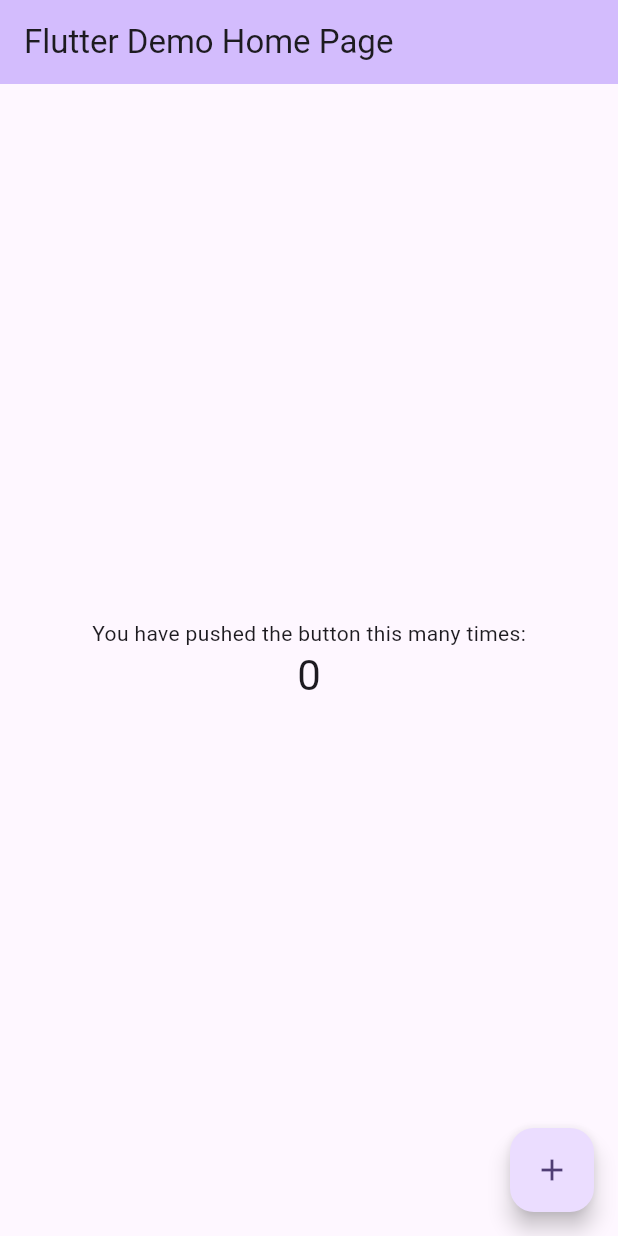
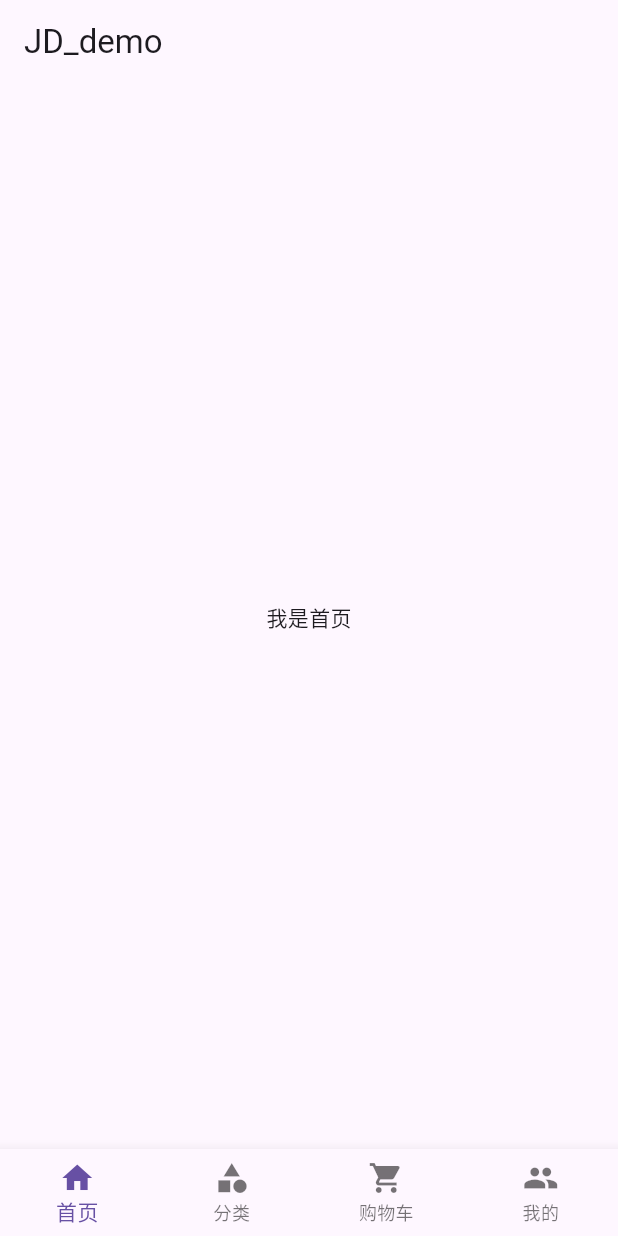
Before and after one commit to ForwardLonly/flutter_fangJD_demo, a Flutter app: the screen it shows after launch, on a phone screen of 412 x 824 dp. Run offline on Flutter 3.47's test engine with Material 3 defaults, Android fonts, the phone set to English and light mode, and no system bars.

Commit message:
[commit] 添加tab的设置 [versino] 0.1.0

```diff
--- /dev/null
+++ b/fangjd/lib/Pages/Home.dart
@@ -0,0 +1,17 @@
+import 'package:flutter/material.dart';
+
+class HomePage extends StatefulWidget {
+  const HomePage({super.key});
+
+  @override
+  State<HomePage> createState() => _HomePageState();
+}
+
+class _HomePageState extends State<HomePage> {
+  @override
+  Widget build(BuildContext context) {
+    return Center(
+      child: Text("我是首页"),
+    );
+  }
+}
--- /dev/null
+++ b/fangjd/lib/Pages/Tabs.dart
@@ -0,0 +1,47 @@
+import 'package:flutter/material.dart';
+import 'package:fangjd/Pages/Home.dart';
+import 'package:fangjd/Pages/Category.dart';
+import 'package:fangjd/Pages/Shop.dart';
+import 'package:fangjd/Pages/My.dart';
+
+class Tabs extends StatefulWidget {
+  const Tabs({super.key});
+
+  @override
+  State<Tabs> createState() => _TabsState();
+}
+
+class _TabsState extends State<Tabs> {
+  int _currentIndex = 0;
+  final List _pageList = [
+    HomePage(),
+    CategoryPage(),
+    ShopPage(),
+    MyPage()
+  ];
+
+  @override
+  Widget build(BuildContext context) {
+    return Scaffold(
+        appBar: AppBar(
+          title: Text("JD_demo"),
+        ),
+        body: _pageList[_currentIndex],
+        bottomNavigationBar: BottomNavigationBar(
+          currentIndex: _currentIndex,
+          onTap: (value) {
+            setState(() {
+              _currentIndex = value;
+            });
+          },
+          // 如果items的数量超过三个的话，就需要设置这个属性，否者显示不出来
+          type: BottomNavigationBarType.fixed,
+          items: [
+            BottomNavigationBarItem(icon: Icon( Icons.home), label: "首页"),
+            BottomNavigationBarItem(icon: Icon( Icons.category), label: "分类"),
+            BottomNavigationBarItem(icon: Icon( Icons.shopping_cart), label: "购物车"),
+            BottomNavigationBarItem(icon: Icon( Icons.people), label: "我的")
+          ]),
+     );
+  }
+}
--- a/fangjd/lib/main.dart
+++ b/fangjd/lib/main.dart
@@ -1,125 +1,22 @@
 import 'package:flutter/material.dart';
+import 'package:fangjd/Pages/Tabs.dart';
 
 void main() {
   runApp(const MyApp());
 }
 
-class MyApp extends StatelessWidget {
+class MyApp extends StatefulWidget {
   const MyApp({super.key});
 
-  // This widget is the root of your application.
+  @override
+  State<MyApp> createState() => _MyAppState();
+}
+
+class _MyAppState extends State<MyApp> {
   @override
   Widget build(BuildContext context) {
     return MaterialApp(
-      title: 'Flutter Demo',
-      theme: ThemeData(
-        // This is the theme of your application.
-        //
-        // TRY THIS: Try running your application with "flutter run". You'll see
-        // the application has a purple toolbar. Then, without quitting the app,
-        // try changing the seedColor in the colorScheme below to Colors.green
-        // and then invoke "hot reload" (save your changes or press the "hot
-        // reload" button in a Flutter-supported IDE, or press "r" if you used
-        // the command line to start the app).
-        //
-        // Notice that the counter didn't reset back to zero; the application
-        // state is not lost during the reload. To reset the state, use hot
-        // restart instead.
-        //
-        // This works for code too, not just values: Most code changes can be
-        // tested with just a hot reload.
-        colorScheme: ColorScheme.fromSeed(seedColor: Colors.deepPurple),
-        useMaterial3: true,
-      ),
-      home: const MyHomePage(title: 'Flutter Demo Home Page'),
+      home: Tabs()
     );
   }
 }
-
-class MyHomePage extends StatefulWidget {
-  const MyHomePage({super.key, required this.title});
-
-  // This widget is the home page of your application. It is stateful, meaning
-  // that it has a State object (defined below) that contains fields that affect
-  // how it looks.
-
-  // This class is the configuration for the state. It holds the values (in this
-  // case the title) provided by the parent (in this case the App widget) and
-  // used by the build method of the State. Fields in a Widget subclass are
-  // always marked "final".
-
-  final String title;
-
-  @override
-  State<MyHomePage> createState() => _MyHomePageState();
-}
-
-class _MyHomePageState extends State<MyHomePage> {
-  int _counter = 0;
-
-  void _incrementCounter() {
-    setState(() {
-      // This call to setState tells the Flutter framework that something has
-      // changed in this State, which causes it to rerun the build method below
-      // so that the display can reflect the updated values. If we changed
-      // _counter without calling setState(), then the build method would not be
-      // called again, and so nothing would appear to happen.
-      _counter++;
-    });
-  }
-
-  @override
-  Widget build(BuildContext context) {
-    // This method is rerun every time setState is called, for instance as done
-    // by the _incrementCounter method above.
-    //
-    // The Flutter framework has been optimized to make rerunning build methods
-    // fast, so that you can just rebuild anything that needs updating rather
-    // than having to individually change instances of widgets.
-    return Scaffold(
-      appBar: AppBar(
-        // TRY THIS: Try changing the color here to a specific color (to
-        // Colors.amber, perhaps?) and trigger a hot reload to see the AppBar
-        // change color while the other colors stay the same.
-        backgroundColor: Theme.of(context).colorScheme.inversePrimary,
-        // Here we take the value from the MyHomePage object that was created by
-        // the App.build method, and use it to set our appbar title.
-        title: Text(widget.title),
-      ),
-      body: Center(
-        // Center is a layout widget. It takes a single child and positions it
-        // in the middle of the parent.
-        child: Column(
-          // Column is also a layout widget. It takes a list of children and
-          // arranges them vertically. By default, it sizes itself to fit its
-          // children horizontally, and tries to be as tall as its parent.
-          //
-          // Column has various properties to control how it sizes itself and
-          // how it positions its children. Here we use mainAxisAlignment to
-          // center the children vertically; the main axis here is the vertical
-          // axis because Columns are vertical (the cross axis would be
-          // horizontal).
-          //
-          // TRY THIS: Invoke "debug painting" (choose the "Toggle Debug Paint"
-          // action in the IDE, or press "p" in the console), to see the
-          // wireframe for each widget.
-          mainAxisAlignment: MainAxisAlignment.center,
-          children: <Widget>[
-            const Text(
-              'You have pushed the button this many times:',
-            ),
-            Text(
-              '$_counter',
-              style: Theme.of(context).textTheme.headlineMedium,
-            ),
-          ],
-        ),
-      ),
-      floatingActionButton: FloatingActionButton(
-        onPressed: _incrementCounter,
-        tooltip: 'Increment',
-        child: const Icon(Icons.add),
-      ), // This trailing comma makes auto-formatting nicer for build methods.
-    );
-  }
-}
```
Also changed, not shown: fangjd/lib/Pages/Category.dart (added, +17 -0 lines), fangjd/lib/Pages/My.dart (added, +17 -0 lines), fangjd/lib/Pages/Shop.dart (added, +17 -0 lines).
